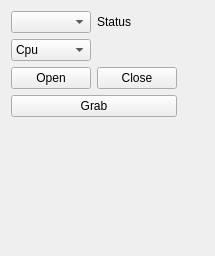
This is src/Server/KinectWidget.ui in SilvioGiancola/Kinect2TCPIP as Qt 5 draws it before an edit. The edited form follows.
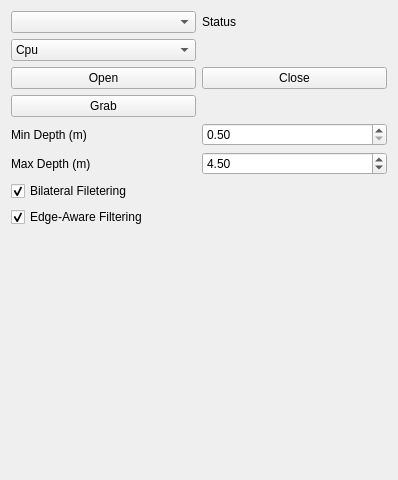
This is the edited form. Custom widgets are drawn as their Qt base class.

```diff
--- a/src/Server/KinectWidget.ui
+++ b/src/Server/KinectWidget.ui
@@ -6,14 +6,40 @@
    <rect>
     <x>0</x>
     <y>0</y>
-    <width>215</width>
-    <height>256</height>
+    <width>398</width>
+    <height>480</height>
    </rect>
   </property>
   <property name="windowTitle">
    <string>Form</string>
   </property>
   <layout class="QGridLayout" name="gridLayout">
+   <item row="3" column="0">
+    <widget class="QPushButton" name="pushButton_Grab">
+     <property name="enabled">
+      <bool>true</bool>
+     </property>
+     <property name="text">
+      <string>Grab</string>
+     </property>
+    </widget>
+   </item>
+   <item row="5" column="1">
+    <widget class="QDoubleSpinBox" name="doubleSpinBox_Max_Depth">
+     <property name="minimum">
+      <double>0.500000000000000</double>
+     </property>
+     <property name="maximum">
+      <double>12.000000000000000</double>
+     </property>
+     <property name="singleStep">
+      <double>0.100000000000000</double>
+     </property>
+     <property name="value">
+      <double>4.500000000000000</double>
+     </property>
+    </widget>
+   </item>
    <item row="1" column="0">
     <widget class="QComboBox" name="comboBox_pipeline">
      <item>
@@ -55,7 +81,50 @@
      </property>
     </widget>
    </item>
-   <item row="4" column="0" colspan="2">
+   <item row="5" column="0">
+    <widget class="QLabel" name="label_2">
+     <property name="text">
+      <string>Max Depth (m)</string>
+     </property>
+    </widget>
+   </item>
+   <item row="4" column="1">
+    <widget class="QDoubleSpinBox" name="doubleSpinBox_Min_Depth">
+     <property name="minimum">
+      <double>0.500000000000000</double>
+     </property>
+     <property name="maximum">
+      <double>12.000000000000000</double>
+     </property>
+     <property name="singleStep">
+      <double>0.100000000000000</double>
+     </property>
+     <property name="value">
+      <double>0.500000000000000</double>
+     </property>
+    </widget>
+   </item>
+   <item row="7" column="0" colspan="2">
+    <widget class="QCheckBox" name="checkBox_BilateralFilter">
+     <property name="text">
+      <string>Bilateral Filetering</string>
+     </property>
+     <property name="checked">
+      <bool>true</bool>
+     </property>
+    </widget>
+   </item>
+   <item row="8" column="0" colspan="2">
+    <widget class="QCheckBox" name="checkBox_EdgeAwareFiltering">
+     <property name="text">
+      <string>Edge-Aware Filtering</string>
+     </property>
+     <property name="checked">
+      <bool>true</bool>
+     </property>
+    </widget>
+   </item>
+   <item row="9" column="0" colspan="2">
     <widget class="TransformationWidget" name="myTransformationWidget" native="true">
      <property name="minimumSize">
       <size>
@@ -65,19 +134,6 @@
      </property>
     </widget>
    </item>
-   <item row="0" column="2">
-    <spacer name="horizontalSpacer">
-     <property name="orientation">
-      <enum>Qt::Horizontal</enum>
-     </property>
-     <property name="sizeHint" stdset="0">
-      <size>
-       <width>40</width>
-       <height>20</height>
-      </size>
-     </property>
-    </spacer>
-   </item>
    <item row="2" column="0">
     <widget class="QPushButton" name="pushButton_Open">
      <property name="text">
@@ -85,29 +141,13 @@
      </property>
     </widget>
    </item>
-   <item row="5" column="0">
-    <spacer name="verticalSpacer">
-     <property name="orientation">
-      <enum>Qt::Vertical</enum>
-     </property>
-     <property name="sizeHint" stdset="0">
-      <size>
-       <width>20</width>
-       <height>40</height>
-      </size>
-     </property>
-    </spacer>
-   </item>
    <item row="0" column="0">
     <widget class="QComboBox" name="comboBox_KinectSerials"/>
    </item>
-   <item row="3" column="0" colspan="2">
-    <widget class="QPushButton" name="pushButton_Grab">
-     <property name="enabled">
-      <bool>true</bool>
-     </property>
+   <item row="4" column="0">
+    <widget class="QLabel" name="label">
      <property name="text">
-      <string>Grab</string>
+      <string>Min Depth (m)</string>
      </property>
     </widget>
    </item>
```
Left out of the diff: 4 changed lines with no effect on the pictures.
